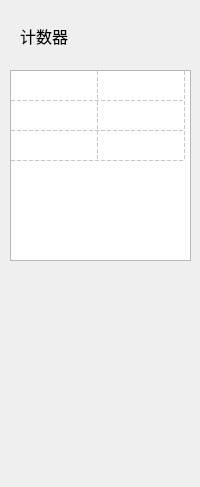
Qt form uiFiles/ui_score_board.ui (eee555/Solvable-Minesweeper) before a commit.
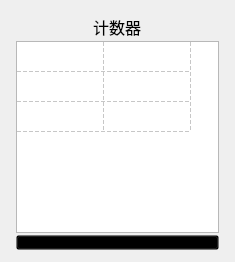
The same form after that commit. Icons and pictures are not drawn. Custom widgets are drawn as their Qt base class.

The edit to the form file:
```diff
--- a/uiFiles/ui_score_board.ui
+++ b/uiFiles/ui_score_board.ui
@@ -6,19 +6,19 @@
    <rect>
     <x>0</x>
     <y>0</y>
-    <width>200</width>
-    <height>487</height>
+    <width>234</width>
+    <height>492</height>
    </rect>
   </property>
   <property name="minimumSize">
    <size>
-    <width>200</width>
+    <width>234</width>
     <height>30</height>
    </size>
   </property>
   <property name="maximumSize">
    <size>
-    <width>200</width>
+    <width>239</width>
     <height>1000</height>
    </size>
   </property>
@@ -41,14 +41,38 @@
   <property name="styleSheet">
    <string notr="true"/>
   </property>
-  <widget class="QLabel" name="label_3">
-   <property name="geometry">
-    <rect>
-     <x>20</x>
-     <y>20</y>
-     <width>123</width>
-     <height>32</height>
-    </rect>
+  <layout class="QVBoxLayout" name="verticalLayout">
+   <property name="spacing">
+    <number>2</number>
+   </property>
+   <property name="sizeConstraint">
+    <enum>QLayout::SetFixedSize</enum>
+   </property>
+   <property name="leftMargin">
+    <number>16</number>
+   </property>
+   <property name="topMargin">
+    <number>12</number>
+   </property>
+   <property name="rightMargin">
+    <number>16</number>
+   </property>
+   <property name="bottomMargin">
+    <number>12</number>
+   </property>
+   <item alignment="Qt::AlignHCenter">
+    <widget class="QLabel" name="label_counter">
+     <property name="minimumSize">
+      <size>
+       <width>0</width>
+       <height>27</height>
+      </size>
+     </property>
+     <property name="maximumSize">
+      <size>
+       <width>16777215</width>
+       <height>27</height>
+      </size>
    </property>
    <property name="font">
     <font>
@@ -62,25 +86,34 @@
    <property name="scaledContents">
     <bool>false</bool>
    </property>
+     <property name="alignment">
+      <set>Qt::AlignBottom|Qt::AlignLeading|Qt::AlignLeft</set>
+     </property>
    <property name="wordWrap">
     <bool>false</bool>
    </property>
   </widget>
+   </item>
+   <item alignment="Qt::AlignHCenter">
   <widget class="ScoreTable" name="tableWidget">
-   <property name="geometry">
-    <rect>
-     <x>10</x>
-     <y>70</y>
-     <width>181</width>
-     <height>191</height>
-    </rect>
-   </property>
    <property name="sizePolicy">
     <sizepolicy hsizetype="Expanding" vsizetype="Expanding">
      <horstretch>0</horstretch>
      <verstretch>0</verstretch>
     </sizepolicy>
    </property>
+     <property name="minimumSize">
+      <size>
+       <width>202</width>
+       <height>0</height>
+      </size>
+     </property>
+     <property name="maximumSize">
+      <size>
+       <width>203</width>
+       <height>16777215</height>
+      </size>
+     </property>
    <property name="styleSheet">
     <string notr="true"/>
    </property>
@@ -189,6 +222,48 @@
     </property>
    </column>
   </widget>
+   </item>
+   <item>
+    <widget class="QPushButton" name="pushButton_add">
+     <property name="minimumSize">
+      <size>
+       <width>0</width>
+       <height>15</height>
+      </size>
+     </property>
+     <property name="maximumSize">
+      <size>
+       <width>2000</width>
+       <height>15</height>
+      </size>
+     </property>
+     <property name="font">
+      <font>
+       <family>微软雅黑</family>
+       <weight>75</weight>
+       <bold>true</bold>
+      </font>
+     </property>
+     <property name="styleSheet">
+      <string notr="true">QPushButton{
+    background-color:rgba(0,0,0,0);
+    color:rgba(0,0,0,0);
+}
+QPushButton:hover{
+    background-color:#00a2e8;
+    border-radius:3px;
+    color:white;
+}</string>
+     </property>
+     <property name="text">
+      <string notr="true">+</string>
+     </property>
+     <property name="shortcut">
+      <string notr="true"/>
+     </property>
+    </widget>
+   </item>
+  </layout>
  </widget>
  <customwidgets>
   <customwidget>
```
Lines whose indentation alone changed are shown as unchanged.
